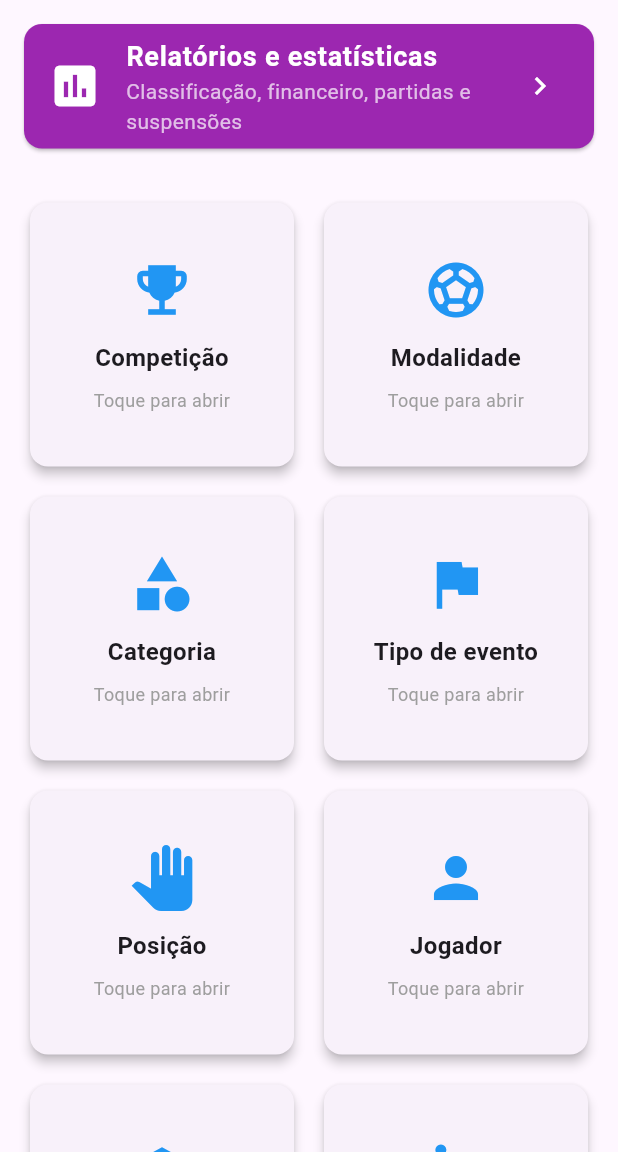
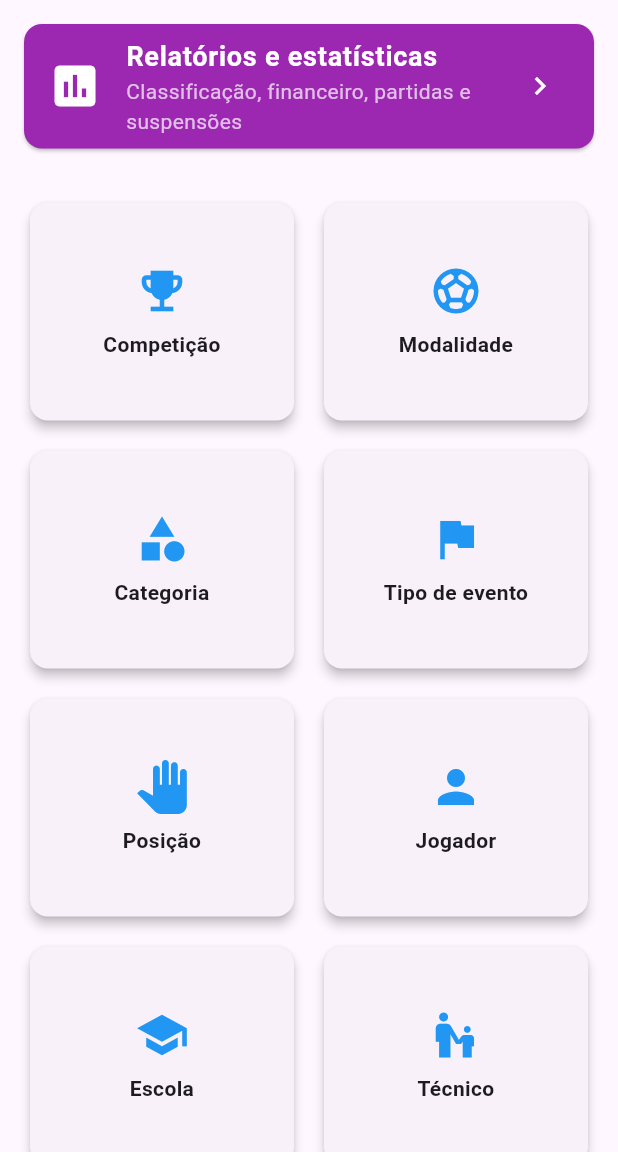
Before and after one commit to lucas1046/ProjetoCompeticao, a Flutter app: the Menu screen opened directly, on a phone screen of 412 x 824 dp, the part 84-1236 px from its top. Run offline on Flutter 3.47's test engine with Material 3 defaults, Android fonts, the phone set to English and light mode, and no system bars; our stand-ins replace pdf, printing, sqflite; accounts and stored records are empty.

Commit message:
Fase 27: home mais compacta (cards menores, sem 'Toque para abrir')
- childAspectRatio 1.0 -> 1.2, icone 44->36, titulo 16->14

- Removido texto 'Toque para abrir'

- Testes: 67/67 passando

```diff
--- a/lib/telas/menu.dart
+++ b/lib/telas/menu.dart
@@ -167,7 +167,7 @@ class _MenuState extends State<Menu> {
         crossAxisCount: 2,
         crossAxisSpacing: 12,
         mainAxisSpacing: 12,
-        childAspectRatio: 1.0,
+        childAspectRatio: 1.2,
       ),
       itemCount: opcoesVisiveis.length,
       itemBuilder: (context, index) {
@@ -181,18 +181,12 @@ class _MenuState extends State<Menu> {
               child: Column(
                 mainAxisAlignment: MainAxisAlignment.center,
                 children: [
-                  Icon(opcao.icone, size: 44, color: Colors.blue),
-                  SizedBox(height: 12),
+                  Icon(opcao.icone, size: 36, color: Colors.blue),
+                  SizedBox(height: 8),
                   Text(
                     opcao.titulo,
                     textAlign: TextAlign.center,
-                    style: TextStyle(fontSize: 16, fontWeight: FontWeight.bold),
-                  ),
-                  SizedBox(height: 8),
-                  Text(
-                    "Toque para abrir",
-                    textAlign: TextAlign.center,
-                    style: TextStyle(fontSize: 12, color: Colors.grey),
+                    style: TextStyle(fontSize: 14, fontWeight: FontWeight.bold),
                   ),
                 ],
               ),
```
